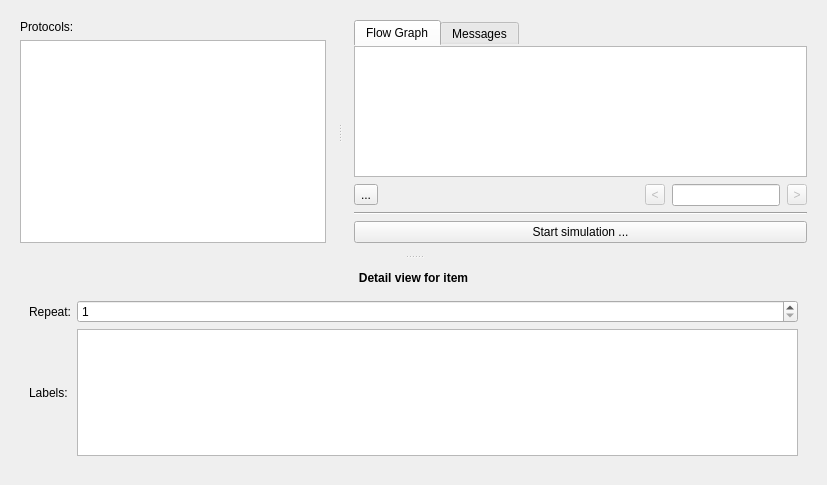
Old version of the form ui/simulator.ui in the repository jopohl/urh.
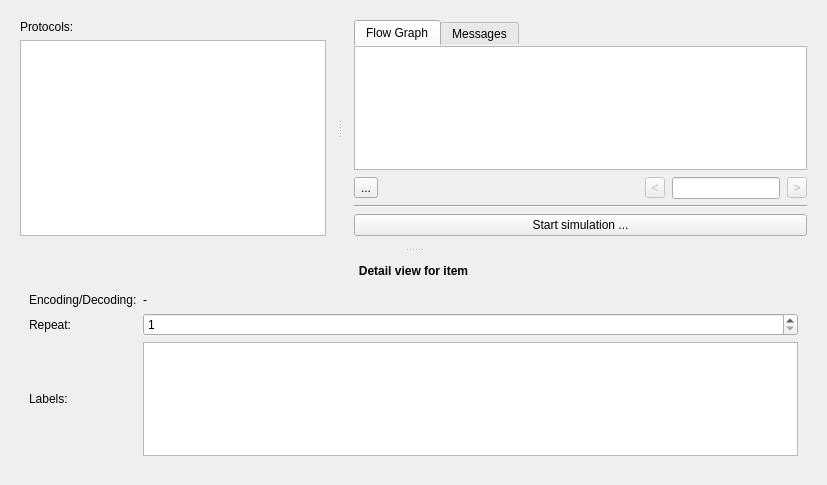
New version of the form. The open tabs and pages were chosen to show the change. Icons and pictures are not drawn. Custom widgets are drawn as their Qt base class.

Commit message: show decoding in detail view

Diff of the .ui file:
```diff
--- a/ui/simulator.ui
+++ b/ui/simulator.ui
@@ -538,6 +538,20 @@
                  </property>
                 </widget>
                </item>
+               <item row="0" column="0">
+                <widget class="QLabel" name="label_2">
+                 <property name="text">
+                  <string>Encoding/Decoding:</string>
+                 </property>
+                </widget>
+               </item>
+               <item row="0" column="2">
+                <widget class="QLabel" name="lblEncodingDecoding">
+                 <property name="text">
+                  <string>-</string>
+                 </property>
+                </widget>
+               </item>
               </layout>
              </widget>
              <widget class="QWidget" name="page_rule">
```
The commit also changes 24 other files.
